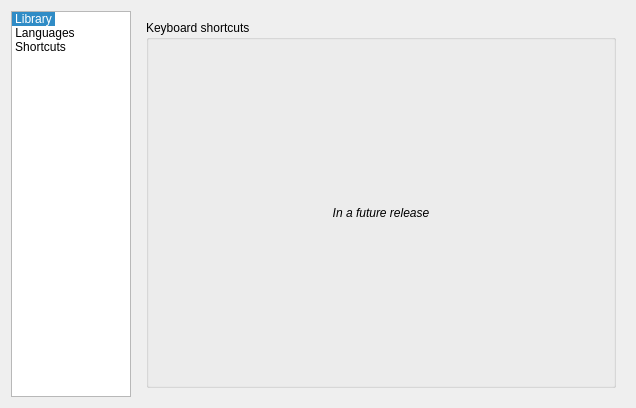
MBach/Miam-Player, file code/src/customizeoptionsdialog.ui: the form before one commit.
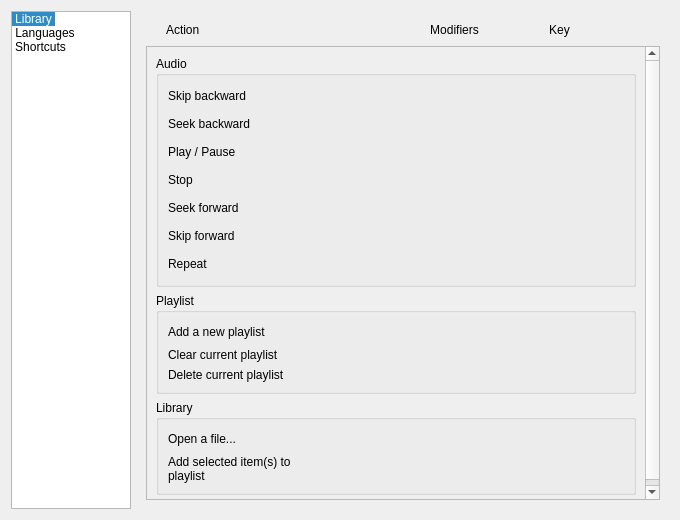
The form after the commit. The open tabs and pages were chosen to show the change. Icons and pictures are not drawn. Custom widgets are drawn as their Qt base class.

Commit message: Widget added to configure shortcuts (not finished)

Diff of the .ui file:
```diff
--- a/code/src/customizeoptionsdialog.ui
+++ b/code/src/customizeoptionsdialog.ui
@@ -6,8 +6,8 @@
    <rect>
     <x>0</x>
     <y>0</y>
-    <width>636</width>
-    <height>408</height>
+    <width>680</width>
+    <height>520</height>
    </rect>
   </property>
   <property name="windowTitle">
@@ -465,29 +465,964 @@
       </layout>
      </widget>
      <widget class="QWidget" name="page_3">
-      <layout class="QHBoxLayout" name="horizontalLayout_2">
+      <layout class="QVBoxLayout" name="verticalLayout_6">
        <item>
-        <widget class="QGroupBox" name="groupBox">
-         <property name="title">
-          <string>Keyboard shortcuts</string>
+        <layout class="QGridLayout" name="gridShortcutsHeader">
+         <property name="leftMargin">
+          <number>20</number>
          </property>
-         <layout class="QHBoxLayout" name="horizontalLayout_3">
-          <item>
-           <widget class="QLabel" name="labelSoon">
-            <property name="font">
-             <font>
-              <italic>true</italic>
-             </font>
-            </property>
-            <property name="text">
-             <string>In a future release</string>
-            </property>
-            <property name="alignment">
-             <set>Qt::AlignCenter</set>
-            </property>
-           </widget>
-          </item>
-         </layout>
+         <property name="rightMargin">
+          <number>20</number>
+         </property>
+         <property name="horizontalSpacing">
+          <number>0</number>
+         </property>
+         <item row="0" column="0">
+          <widget class="QLabel" name="labelAction">
+           <property name="sizePolicy">
+            <sizepolicy hsizetype="Fixed" vsizetype="Fixed">
+             <horstretch>0</horstretch>
+             <verstretch>0</verstretch>
+            </sizepolicy>
+           </property>
+           <property name="text">
+            <string>Action</string>
+           </property>
+          </widget>
+         </item>
+         <item row="0" column="1">
+          <spacer name="horizontalSpacer">
+           <property name="orientation">
+            <enum>Qt::Horizontal</enum>
+           </property>
+           <property name="sizeHint" stdset="0">
+            <size>
+             <width>40</width>
+             <height>20</height>
+            </size>
+           </property>
+          </spacer>
+         </item>
+         <item row="0" column="2">
+          <widget class="QLabel" name="labelModifiers">
+           <property name="sizePolicy">
+            <sizepolicy hsizetype="Fixed" vsizetype="Fixed">
+             <horstretch>0</horstretch>
+             <verstretch>0</verstretch>
+            </sizepolicy>
+           </property>
+           <property name="maximumSize">
+            <size>
+             <width>200</width>
+             <height>16777215</height>
+            </size>
+           </property>
+           <property name="text">
+            <string>Modifiers</string>
+           </property>
+           <property name="alignment">
+            <set>Qt::AlignCenter</set>
+           </property>
+          </widget>
+         </item>
+         <item row="0" column="4">
+          <widget class="QLabel" name="labelKey">
+           <property name="sizePolicy">
+            <sizepolicy hsizetype="Fixed" vsizetype="Fixed">
+             <horstretch>0</horstretch>
+             <verstretch>0</verstretch>
+            </sizepolicy>
+           </property>
+           <property name="maximumSize">
+            <size>
+             <width>70</width>
+             <height>16777215</height>
+            </size>
+           </property>
+           <property name="text">
+            <string>Key</string>
+           </property>
+           <property name="alignment">
+            <set>Qt::AlignCenter</set>
+           </property>
+          </widget>
+         </item>
+         <item row="0" column="5">
+          <spacer name="horizontalSpacer_2">
+           <property name="orientation">
+            <enum>Qt::Horizontal</enum>
+           </property>
+           <property name="sizeType">
+            <enum>QSizePolicy::Preferred</enum>
+           </property>
+           <property name="sizeHint" stdset="0">
+            <size>
+             <width>70</width>
+             <height>20</height>
+            </size>
+           </property>
+          </spacer>
+         </item>
+         <item row="0" column="3">
+          <spacer name="horizontalSpacer_4">
+           <property name="orientation">
+            <enum>Qt::Horizontal</enum>
+           </property>
+           <property name="sizeType">
+            <enum>QSizePolicy::Fixed</enum>
+           </property>
+           <property name="sizeHint" stdset="0">
+            <size>
+             <width>70</width>
+             <height>20</height>
+            </size>
+           </property>
+          </spacer>
+         </item>
+        </layout>
+       </item>
+       <item>
+        <widget class="QScrollArea" name="scrollAreaShortcuts">
+         <property name="widgetResizable">
+          <bool>true</bool>
+         </property>
+         <widget class="QWidget" name="scrollAreaWidgetContents">
+          <property name="geometry">
+           <rect>
+            <x>0</x>
+            <y>0</y>
+            <width>471</width>
+            <height>491</height>
+           </rect>
+          </property>
+          <layout class="QGridLayout" name="gridLayout_3">
+           <item row="4" column="1">
+            <widget class="QGroupBox" name="libraryShortcutsGroupBox">
+             <property name="sizePolicy">
+              <sizepolicy hsizetype="Preferred" vsizetype="Minimum">
+               <horstretch>0</horstretch>
+               <verstretch>0</verstretch>
+              </sizepolicy>
+             </property>
+             <property name="title">
+              <string>Library</string>
+             </property>
+             <layout class="QGridLayout" name="gridLayout_2">
+              <item row="1" column="1">
+               <widget class="QLabel" name="openFileLabel">
+                <property name="text">
+                 <string>Open a file...</string>
+                </property>
+               </widget>
+              </item>
+              <item row="2" column="1">
+               <widget class="QLabel" name="addSelectedItemsLabel">
+                <property name="text">
+                 <string>Add selected item(s) to playlist</string>
+                </property>
+                <property name="wordWrap">
+                 <bool>true</bool>
+                </property>
+               </widget>
+              </item>
+              <item row="1" column="2">
+               <spacer name="horizontalSpacer_7">
+                <property name="orientation">
+                 <enum>Qt::Horizontal</enum>
+                </property>
+                <property name="sizeHint" stdset="0">
+                 <size>
+                  <width>40</width>
+                  <height>20</height>
+                 </size>
+                </property>
+               </spacer>
+              </item>
+              <item row="1" column="3">
+               <widget class="ShortcutWidget" name="openFileShortcutWidget" native="true">
+                <property name="sizePolicy">
+                 <sizepolicy hsizetype="MinimumExpanding" vsizetype="Minimum">
+                  <horstretch>0</horstretch>
+                  <verstretch>0</verstretch>
+                 </sizepolicy>
+                </property>
+                <property name="minimumSize">
+                 <size>
+                  <width>1</width>
+                  <height>1</height>
+                 </size>
+                </property>
+                <property name="maximumSize">
+                 <size>
+                  <width>200</width>
+                  <height>40</height>
+                 </size>
+                </property>
+                <property name="sizeIncrement">
+                 <size>
+                  <width>1</width>
+                  <height>1</height>
+                 </size>
+                </property>
+                <property name="baseSize">
+                 <size>
+                  <width>1</width>
+                  <height>1</height>
+                 </size>
+                </property>
+               </widget>
+              </item>
+              <item row="2" column="3">
+               <widget class="ShortcutWidget" name="addSelectedItemsShortcutWidget" native="true">
+                <property name="sizePolicy">
+                 <sizepolicy hsizetype="MinimumExpanding" vsizetype="Minimum">
+                  <horstretch>0</horstretch>
+                  <verstretch>0</verstretch>
+                 </sizepolicy>
+                </property>
+                <property name="minimumSize">
+                 <size>
+                  <width>1</width>
+                  <height>1</height>
+                 </size>
+                </property>
+                <property name="maximumSize">
+                 <size>
+                  <width>200</width>
+                  <height>40</height>
+                 </size>
+                </property>
+                <property name="sizeIncrement">
+                 <size>
+                  <width>1</width>
+                  <height>1</height>
+                 </size>
+                </property>
+                <property name="baseSize">
+                 <size>
+                  <width>1</width>
+                  <height>1</height>
+                 </size>
+                </property>
+               </widget>
+              </item>
+             </layout>
+            </widget>
+           </item>
+           <item row="3" column="1">
+            <widget class="QGroupBox" name="playlistShortcutsGroupBox">
+             <property name="sizePolicy">
+              <sizepolicy hsizetype="Preferred" vsizetype="Minimum">
+               <horstretch>0</horstretch>
+               <verstretch>0</verstretch>
+              </sizepolicy>
+             </property>
+             <property name="title">
+              <string>Playlist</string>
+             </property>
+             <layout class="QGridLayout" name="gridLayout_4">
+              <item row="0" column="1">
+               <widget class="QLabel" name="addPlaylistLabel">
+                <property name="text">
+                 <string>Add a new playlist</string>
+                </property>
+               </widget>
+              </item>
+              <item row="2" column="1">
+               <widget class="QLabel" name="deleteCurrentPlaylistLabel">
+                <property name="text">
+                 <string>Delete current playlist</string>
+                </property>
+               </widget>
+              </item>
+              <item row="1" column="1">
+               <widget class="QLabel" name="clearCurrentPlaylistLabel">
+                <property name="text">
+                 <string>Clear current playlist</string>
+                </property>
+               </widget>
+              </item>
+              <item row="0" column="2">
+               <spacer name="horizontalSpacer_6">
+                <property name="orientation">
+                 <enum>Qt::Horizontal</enum>
+                </property>
+                <property name="sizeHint" stdset="0">
+                 <size>
+                  <width>40</width>
+                  <height>20</height>
+                 </size>
+                </property>
+               </spacer>
+              </item>
+              <item row="0" column="3">
+               <widget class="ShortcutWidget" name="addPlaylistShortcutWidget" native="true">
+                <property name="sizePolicy">
+                 <sizepolicy hsizetype="MinimumExpanding" vsizetype="Minimum">
+                  <horstretch>0</horstretch>
+                  <verstretch>0</verstretch>
+                 </sizepolicy>
+                </property>
+                <property name="minimumSize">
+                 <size>
+                  <width>1</width>
+                  <height>1</height>
+                 </size>
+                </property>
+                <property name="maximumSize">
+                 <size>
+                  <width>200</width>
+                  <height>40</height>
+                 </size>
+                </property>
+                <property name="sizeIncrement">
+                 <size>
+                  <width>1</width>
+                  <height>1</height>
+                 </size>
+                </property>
+                <property name="baseSize">
+                 <size>
+                  <width>1</width>
+                  <height>1</height>
+                 </size>
+                </property>
+               </widget>
+              </item>
+              <item row="1" column="3">
+               <widget class="ShortcutWidget" name="clearCurrentPlaylistShortcutWidget" native="true">
+                <property name="sizePolicy">
+                 <sizepolicy hsizetype="MinimumExpanding" vsizetype="Minimum">
+                  <horstretch>0</horstretch>
+                  <verstretch>0</verstretch>
+                 </sizepolicy>
+                </property>
+                <property name="minimumSize">
+                 <size>
+                  <width>1</width>
+                  <height>1</height>
+                 </size>
+                </property>
+                <property name="maximumSize">
+                 <size>
+                  <width>200</width>
+                  <height>40</height>
+                 </size>
+                </property>
+                <property name="sizeIncrement">
+                 <size>
+                  <width>1</width>
+                  <height>1</height>
+                 </size>
+                </property>
+                <property name="baseSize">
+                 <size>
+                  <width>1</width>
+                  <height>1</height>
+                 </size>
+                </property>
+               </widget>
+              </item>
+              <item row="2" column="3">
+               <widget class="ShortcutWidget" name="deleteCurrentPlaylistShortcutWidget" native="true">
+                <property name="sizePolicy">
+                 <sizepolicy hsizetype="MinimumExpanding" vsizetype="Minimum">
+                  <horstretch>0</horstretch>
+                  <verstretch>0</verstretch>
+                 </sizepolicy>
+                </property>
+                <property name="minimumSize">
+                 <size>
+                  <width>1</width>
+                  <height>1</height>
+                 </size>
+                </property>
+                <property name="maximumSize">
+                 <size>
+                  <width>200</width>
+                  <height>40</height>
+                 </size>
+                </property>
+                <property name="sizeIncrement">
+                 <size>
+                  <width>1</width>
+                  <height>1</height>
+                 </size>
+                </property>
+                <property name="baseSize">
+                 <size>
+                  <width>1</width>
+                  <height>1</height>
+                 </size>
+                </property>
+               </widget>
+              </item>
+             </layout>
+            </widget>
+           </item>
+           <item row="2" column="1">
+            <widget class="QGroupBox" name="audioShortcutsGroupBox">
+             <property name="sizePolicy">
+              <sizepolicy hsizetype="Preferred" vsizetype="Minimum">
+               <horstretch>0</horstretch>
+               <verstretch>0</verstretch>
+              </sizepolicy>
+             </property>
+             <property name="title">
+              <string>Audio</string>
+             </property>
+             <layout class="QGridLayout" name="gridLayout">
+              <item row="9" column="4">
+               <widget class="QPushButton" name="repeat">
+                <property name="sizePolicy">
+                 <sizepolicy hsizetype="Fixed" vsizetype="Fixed">
+                  <horstretch>0</horstretch>
+                  <verstretch>0</verstretch>
+                 </sizepolicy>
+                </property>
+                <property name="maximumSize">
+                 <size>
+                  <width>200</width>
+                  <height>24</height>
+                 </size>
+                </property>
+                <property name="text">
+                 <string/>
+                </property>
+                <property name="icon">
+                 <iconset resource="mmmmp.qrc">
+                  <normaloff>:/player/fairytale/repeat</normaloff>:/player/fairytale/repeat</iconset>
+                </property>
+                <property name="flat">
+                 <bool>true</bool>
+                </property>
+               </widget>
+              </item>
+              <item row="8" column="4">
+               <widget class="QPushButton" name="skipForward">
+                <property name="sizePolicy">
+                 <sizepolicy hsizetype="Fixed" vsizetype="Fixed">
+                  <horstretch>0</horstretch>
+                  <verstretch>0</verstretch>
+                 </sizepolicy>
+                </property>
+                <property name="maximumSize">
+                 <size>
+                  <width>200</width>
+                  <height>24</height>
+                 </size>
+                </property>
+                <property name="text">
+                 <string/>
+                </property>
+                <property name="icon">
+                 <iconset resource="mmmmp.qrc">
+                  <normaloff>:/player/fairytale/skipForward</normaloff>:/player/fairytale/skipForward</iconset>
+                </property>
+                <property name="flat">
+                 <bool>true</bool>
+                </property>
+               </widget>
+              </item>
+              <item row="0" column="4">
+               <widget class="QPushButton" name="skipBackward">
+                <property name="sizePolicy">
+                 <sizepolicy hsizetype="Fixed" vsizetype="Fixed">
+                  <horstretch>0</horstretch>
+                  <verstretch>0</verstretch>
+                 </sizepolicy>
+                </property>
+                <property name="maximumSize">
+                 <size>
+                  <width>200</width>
+                  <height>24</height>
+                 </size>
+                </property>
+                <property name="text">
+                 <string/>
+                </property>
+                <property name="icon">
+                 <iconset resource="mmmmp.qrc">
+                  <normaloff>:/player/fairytale/skipBackward</normaloff>:/player/fairytale/skipBackward</iconset>
+                </property>
+                <property name="flat">
+                 <bool>true</bool>
+                </property>
+               </widget>
+              </item>
+              <item row="4" column="0">
+               <widget class="QLabel" name="labelStop">
+                <property name="sizePolicy">
+                 <sizepolicy hsizetype="Fixed" vsizetype="Fixed">
+                  <horstretch>0</horstretch>
+                  <verstretch>0</verstretch>
+                 </sizepolicy>
+                </property>
+                <property name="text">
+                 <string>Stop</string>
+                </property>
+               </widget>
+              </item>
+              <item row="2" column="0">
+               <widget class="QLabel" name="labelPlayPause">
+                <property name="sizePolicy">
+                 <sizepolicy hsizetype="Fixed" vsizetype="Fixed">
+                  <horstretch>0</horstretch>
+                  <verstretch>0</verstretch>
+                 </sizepolicy>
+                </property>
+                <property name="text">
+                 <string>Play / Pause</string>
+                </property>
+               </widget>
+              </item>
+              <item row="1" column="0">
+               <widget class="QLabel" name="labelSeekBackward">
+                <property name="sizePolicy">
+                 <sizepolicy hsizetype="Fixed" vsizetype="Fixed">
+                  <horstretch>0</horstretch>
+                  <verstretch>0</verstretch>
+                 </sizepolicy>
+                </property>
+                <property name="text">
+                 <string>Seek backward</string>
+                </property>
+               </widget>
+              </item>
+              <item row="0" column="0">
+               <widget class="QLabel" name="labelSkipBackward">
+                <property name="sizePolicy">
+                 <sizepolicy hsizetype="Fixed" vsizetype="Fixed">
+                  <horstretch>0</horstretch>
+                  <verstretch>0</verstretch>
+                 </sizepolicy>
+                </property>
+                <property name="text">
+                 <string>Skip backward</string>
+                </property>
+               </widget>
+              </item>
+              <item row="6" column="0">
+               <widget class="QLabel" name="labelSeekForward">
+                <property name="sizePolicy">
+                 <sizepolicy hsizetype="Fixed" vsizetype="Fixed">
+                  <horstretch>0</horstretch>
+                  <verstretch>0</verstretch>
+                 </sizepolicy>
+                </property>
+                <property name="text">
+                 <string>Seek forward</string>
+                </property>
+               </widget>
+              </item>
+              <item row="8" column="0">
+               <widget class="QLabel" name="labelSkipForward">
+                <property name="sizePolicy">
+                 <sizepolicy hsizetype="Fixed" vsizetype="Fixed">
+                  <horstretch>0</horstretch>
+                  <verstretch>0</verstretch>
+                 </sizepolicy>
+                </property>
+                <property name="text">
+                 <string>Skip forward</string>
+                </property>
+               </widget>
+              </item>
+              <item row="9" column="0">
+               <widget class="QLabel" name="labelRepeat">
+                <property name="sizePolicy">
+                 <sizepolicy hsizetype="Fixed" vsizetype="Fixed">
+                  <horstretch>0</horstretch>
+                  <verstretch>0</verstretch>
+                 </sizepolicy>
+                </property>
+                <property name="text">
+                 <string>Repeat</string>
+                </property>
+               </widget>
+              </item>
+              <item row="0" column="7">
+               <spacer name="horizontalSpacer_3">
+                <property name="orientation">
+                 <enum>Qt::Horizontal</enum>
+                </property>
+                <property name="sizeHint" stdset="0">
+                 <size>
+                  <width>40</width>
+                  <height>20</height>
+                 </size>
+                </property>
+               </spacer>
+              </item>
+              <item row="1" column="4">
+               <widget class="QPushButton" name="seekBackward">
+                <property name="sizePolicy">
+                 <sizepolicy hsizetype="Fixed" vsizetype="Fixed">
+                  <horstretch>0</horstretch>
+                  <verstretch>0</verstretch>
+                 </sizepolicy>
+                </property>
+                <property name="maximumSize">
+                 <size>
+                  <width>200</width>
+                  <height>24</height>
+                 </size>
+                </property>
+                <property name="text">
+                 <string/>
+                </property>
+                <property name="icon">
+                 <iconset resource="mmmmp.qrc">
+                  <normaloff>:/player/fairytale/seekBackward</normaloff>:/player/fairytale/seekBackward</iconset>
+                </property>
+                <property name="flat">
+                 <bool>true</bool>
+                </property>
+               </widget>
+              </item>
+              <item row="8" column="8">
+               <widget class="ShortcutWidget" name="skipForwardShortcutWidget" native="true">
+                <property name="sizePolicy">
+                 <sizepolicy hsizetype="MinimumExpanding" vsizetype="Minimum">
+                  <horstretch>0</horstretch>
+                  <verstretch>0</verstretch>
+                 </sizepolicy>
+                </property>
+                <property name="minimumSize">
+                 <size>
+                  <width>1</width>
+                  <height>1</height>
+                 </size>
+                </property>
+                <property name="maximumSize">
+                 <size>
+                  <width>200</width>
+                  <height>40</height>
+                 </size>
+                </property>
+                <property name="sizeIncrement">
+                 <size>
+                  <width>1</width>
+                  <height>1</height>
+                 </size>
+                </property>
+                <property name="baseSize">
+                 <size>
+                  <width>1</width>
+                  <height>1</height>
+                 </size>
+                </property>
+               </widget>
+              </item>
+              <item row="9" column="8">
+               <widget class="ShortcutWidget" name="repeatShortcutWidget" native="true">
+                <property name="sizePolicy">
+                 <sizepolicy hsizetype="MinimumExpanding" vsizetype="Minimum">
+                  <horstretch>0</horstretch>
+                  <verstretch>0</verstretch>
+                 </sizepolicy>
+                </property>
+                <property name="minimumSize">
+                 <size>
+                  <width>1</width>
+                  <height>1</height>
+                 </size>
+                </property>
+                <property name="maximumSize">
+                 <size>
+                  <width>200</width>
+                  <height>40</height>
+                 </size>
+                </property>
+                <property name="sizeIncrement">
+                 <size>
+                  <width>1</width>
+                  <height>1</height>
+                 </size>
+                </property>
+                <property name="baseSize">
+                 <size>
+                  <width>1</width>
+                  <height>1</height>
+                 </size>
+                </property>
+               </widget>
+              </item>
+              <item row="6" column="8">
+               <widget class="ShortcutWidget" name="seekForwardShortcutWidget" native="true">
+                <property name="sizePolicy">
+                 <sizepolicy hsizetype="MinimumExpanding" vsizetype="Minimum">
+                  <horstretch>0</horstretch>
+                  <verstretch>0</verstretch>
+                 </sizepolicy>
+                </property>
+                <property name="minimumSize">
+                 <size>
+                  <width>1</width>
+                  <height>1</height>
+                 </size>
+                </property>
+                <property name="maximumSize">
+                 <size>
+                  <width>200</width>
+                  <height>40</height>
+                 </size>
+                </property>
+                <property name="sizeIncrement">
+                 <size>
+                  <width>1</width>
+                  <height>1</height>
+                 </size>
+                </property>
+                <property name="baseSize">
+                 <size>
+                  <width>1</width>
+                  <height>1</height>
+                 </size>
+                </property>
+               </widget>
+              </item>
+              <item row="4" column="8">
+               <widget class="ShortcutWidget" name="stopShortcutWidget" native="true">
+                <property name="sizePolicy">
+                 <sizepolicy hsizetype="MinimumExpanding" vsizetype="Minimum">
+                  <horstretch>0</horstretch>
+                  <verstretch>0</verstretch>
+                 </sizepolicy>
+                </property>
+                <property name="minimumSize">
+                 <size>
+                  <width>1</width>
+                  <height>1</height>
+                 </size>
+                </property>
+                <property name="maximumSize">
+                 <size>
+                  <width>200</width>
+                  <height>40</height>
+                 </size>
+                </property>
+                <property name="sizeIncrement">
+                 <size>
+                  <width>1</width>
+                  <height>1</height>
+                 </size>
+                </property>
+                <property name="baseSize">
+                 <size>
+                  <width>1</width>
+                  <height>1</height>
+                 </size>
+                </property>
+               </widget>
+              </item>
+              <item row="2" column="8">
+               <widget class="ShortcutWidget" name="playShortcutWidget" native="true">
+                <property name="sizePolicy">
+                 <sizepolicy hsizetype="MinimumExpanding" vsizetype="Minimum">
+                  <horstretch>0</horstretch>
+                  <verstretch>0</verstretch>
+                 </sizepolicy>
+                </property>
+                <property name="minimumSize">
+                 <size>
+                  <width>1</width>
+                  <height>1</height>
+                 </size>
+                </property>
+                <property name="maximumSize">
+                 <size>
+                  <width>200</width>
+                  <height>40</height>
+                 </size>
+                </property>
+                <property name="sizeIncrement">
+                 <size>
+                  <width>1</width>
+                  <height>1</height>
+                 </size>
+                </property>
+                <property name="baseSize">
+                 <size>
+                  <width>1</width>
+                  <height>1</height>
+                 </size>
+                </property>
+               </widget>
+              </item>
+              <item row="6" column="4">
+               <widget class="QPushButton" name="seekForward">
+                <property name="sizePolicy">
+                 <sizepolicy hsizetype="Fixed" vsizetype="Fixed">
+                  <horstretch>0</horstretch>
+                  <verstretch>0</verstretch>
+                 </sizepolicy>
+                </property>
+                <property name="maximumSize">
+                 <size>
+                  <width>200</width>
+                  <height>24</height>
+                 </size>
+                </property>
+                <property name="text">
+                 <string/>
+                </property>
+                <property name="icon">
+                 <iconset resource="mmmmp.qrc">
+                  <normaloff>:/player/fairytale/seekForward</normaloff>:/player/fairytale/seekForward</iconset>
+                </property>
+                <property name="flat">
+                 <bool>true</bool>
+                </property>
+               </widget>
+              </item>
+              <item row="4" column="4">
+               <widget class="QPushButton" name="stop">
+                <property name="sizePolicy">
+                 <sizepolicy hsizetype="Fixed" vsizetype="Fixed">
+                  <horstretch>0</horstretch>
+                  <verstretch>0</verstretch>
+                 </sizepolicy>
+                </property>
+                <property name="maximumSize">
+                 <size>
+                  <width>200</width>
+                  <height>24</height>
+                 </size>
+                </property>
+                <property name="focusPolicy">
+                 <enum>Qt::NoFocus</enum>
+                </property>
+                <property name="contextMenuPolicy">
+                 <enum>Qt::NoContextMenu</enum>
+                </property>
+                <property name="autoFillBackground">
+                 <bool>false</bool>
+                </property>
+                <property name="text">
+                 <string/>
+                </property>
+                <property name="icon">
+                 <iconset resource="mmmmp.qrc">
+                  <normaloff>:/player/fairytale/stop</normaloff>:/player/fairytale/stop</iconset>
+                </property>
+                <property name="flat">
+                 <bool>true</bool>
+                </property>
+               </widget>
+              </item>
+              <item row="2" column="4">
+               <widget class="QPushButton" name="play">
+                <property name="sizePolicy">
+                 <sizepolicy hsizetype="Fixed" vsizetype="Fixed">
+                  <horstretch>0</horstretch>
+                  <verstretch>0</verstretch>
+                 </sizepolicy>
+                </property>
+                <property name="maximumSize">
+                 <size>
+                  <width>200</width>
+                  <height>24</height>
+                 </size>
+                </property>
+                <property name="text">
+                 <string/>
+                </property>
+                <property name="icon">
+                 <iconset resource="mmmmp.qrc">
+                  <normaloff>:/player/fairytale/play</normaloff>:/player/fairytale/play</iconset>
+                </property>
+                <property name="flat">
+                 <bool>true</bool>
+                </property>
+               </widget>
+              </item>
+              <item row="1" column="8">
+               <widget class="ShortcutWidget" name="seekBackwardShortcutWidget" native="true">
+                <property name="sizePolicy">
+                 <sizepolicy hsizetype="MinimumExpanding" vsizetype="Minimum">
+                  <horstretch>0</horstretch>
+                  <verstretch>0</verstretch>
+                 </sizepolicy>
+                </property>
+                <property name="minimumSize">
+                 <size>
+                  <width>1</width>
+                  <height>1</height>
+                 </size>
+                </property>
+                <property name="maximumSize">
+                 <size>
+                  <width>200</width>
+                  <height>40</height>
+                 </size>
+                </property>
+                <property name="sizeIncrement">
+                 <size>
+                  <width>1</width>
+                  <height>1</height>
+                 </size>
+                </property>
+                <property name="baseSize">
+                 <size>
+                  <width>1</width>
+                  <height>1</height>
+                 </size>
+                </property>
+               </widget>
+              </item>
+              <item row="0" column="8">
+               <widget class="ShortcutWidget" name="skipBackwardShortcutWidget" native="true">
+                <property name="sizePolicy">
+                 <sizepolicy hsizetype="MinimumExpanding" vsizetype="Minimum">
+                  <horstretch>0</horstretch>
+                  <verstretch>0</verstretch>
+                 </sizepolicy>
+                </property>
+                <property name="minimumSize">
+                 <size>
+                  <width>1</width>
+                  <height>1</height>
+                 </size>
+                </property>
+                <property name="maximumSize">
+                 <size>
+                  <width>200</width>
+                  <height>40</height>
+                 </size>
+                </property>
+                <property name="sizeIncrement">
+                 <size>
+                  <width>1</width>
+                  <height>1</height>
+                 </size>
+                </property>
+                <property name="baseSize">
+                 <size>
+                  <width>1</width>
+                  <height>1</height>
+                 </size>
+                </property>
+               </widget>
+              </item>
+             </layout>
+            </widget>
+           </item>
+           <item row="5" column="1">
+            <spacer name="verticalSpacer_4">
+             <property name="orientation">
+              <enum>Qt::Vertical</enum>
+             </property>
+             <property name="sizeHint" stdset="0">
+              <size>
+               <width>20</width>
+               <height>1</height>
+              </size>
+             </property>
+            </spacer>
+           </item>
+          </layout>
+         </widget>
         </widget>
        </item>
       </layout>
@@ -496,6 +1431,14 @@
    </item>
   </layout>
  </widget>
+ <customwidgets>
+  <customwidget>
+   <class>ShortcutWidget</class>
+   <extends>QWidget</extends>
+   <header>shortcutwidget.h</header>
+   <container>1</container>
+  </customwidget>
+ </customwidgets>
  <resources>
   <include location="mmmmp.qrc"/>
  </resources>
```
Left out of the diff: 2 changed lines with no effect on the pictures. The commit also changes 27 other files.
